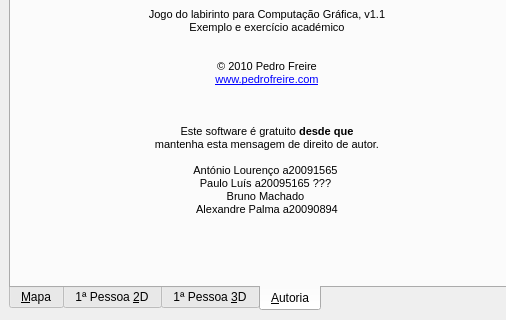
First picture: the form in cg-maze-src/mainwindow.ui, repository kassaus/cg-paba-2011, before the edit; both pictures show x 0 to 506 and y 110 to 430 of the 640 by 430 pixel window.
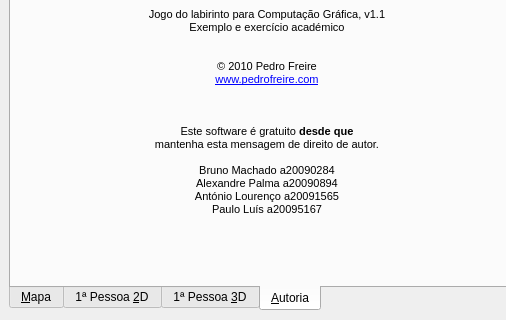
Second picture: the form after the edit. Icons and pictures are not drawn. Custom widgets are drawn as their Qt base class.

```diff
--- a/cg-maze-src/mainwindow.ui
+++ b/cg-maze-src/mainwindow.ui
@@ -498,10 +498,10 @@
 &lt;p style=&quot;-qt-paragraph-type:empty; margin-top:0px; margin-bottom:0px; margin-left:0px; margin-right:0px; -qt-block-indent:0; text-indent:0px; font-size:8pt;&quot;&gt;&lt;/p&gt;
 &lt;p style=&quot; margin-top:0px; margin-bottom:0px; margin-left:0px; margin-right:0px; -qt-block-indent:0; text-indent:0px;&quot;&gt;&lt;span style=&quot; font-size:8pt;&quot;&gt;Este software é gratuito &lt;/span&gt;&lt;span style=&quot; font-size:8pt; font-weight:600;&quot;&gt;desde que&lt;/span&gt;&lt;span style=&quot; font-size:8pt;&quot;&gt;&lt;br /&gt;mantenha esta mensagem de direito de autor.&lt;/span&gt;&lt;/p&gt;
 &lt;p style=&quot; margin-top:0px; margin-bottom:0px; margin-left:0px; margin-right:0px; -qt-block-indent:0; text-indent:0px;&quot;&gt;&lt;span style=&quot; font-family:'MS Shell Dlg 2,sans-serif'; font-size:8pt;&quot;&gt; &lt;/span&gt;&lt;span style=&quot; font-size:8pt;&quot;&gt; &lt;/span&gt;&lt;/p&gt;
-&lt;p style=&quot; margin-top:0px; margin-bottom:0px; margin-left:0px; margin-right:0px; -qt-block-indent:0; text-indent:0px;&quot;&gt;&lt;span style=&quot; font-family:'MS Shell Dlg 2,sans-serif'; font-size:8pt;&quot;&gt;António Lourenço a20091565&lt;/span&gt;&lt;span style=&quot; font-size:8pt;&quot;&gt; &lt;/span&gt;&lt;/p&gt;
-&lt;p style=&quot; margin-top:0px; margin-bottom:0px; margin-left:0px; margin-right:0px; -qt-block-indent:0; text-indent:0px;&quot;&gt;&lt;span style=&quot; font-family:'MS Shell Dlg 2,sans-serif'; font-size:8pt;&quot;&gt;Paulo Luís a20095165 ???&lt;/span&gt;&lt;span style=&quot; font-size:8pt;&quot;&gt; &lt;/span&gt;&lt;/p&gt;
-&lt;p style=&quot; margin-top:0px; margin-bottom:0px; margin-left:0px; margin-right:0px; -qt-block-indent:0; text-indent:0px;&quot;&gt;&lt;span style=&quot; font-family:'MS Shell Dlg 2,sans-serif'; font-size:8pt;&quot;&gt;Bruno Machado&lt;/span&gt;&lt;span style=&quot; font-size:8pt;&quot;&gt; &lt;/span&gt;&lt;/p&gt;
+&lt;p style=&quot; margin-top:0px; margin-bottom:0px; margin-left:0px; margin-right:0px; -qt-block-indent:0; text-indent:0px;&quot;&gt;&lt;span style=&quot; font-family:'MS Shell Dlg 2,sans-serif'; font-size:8pt;&quot;&gt;Bruno Machado&lt;/span&gt;&lt;span style=&quot; font-size:8pt;&quot;&gt; a20090284&lt;/span&gt;&lt;/p&gt;
 &lt;p style=&quot; margin-top:0px; margin-bottom:0px; margin-left:0px; margin-right:0px; -qt-block-indent:0; text-indent:0px;&quot;&gt;&lt;span style=&quot; font-family:'MS Shell Dlg 2,sans-serif'; font-size:8pt;&quot;&gt;Alexandre Palma&lt;/span&gt;&lt;span style=&quot; font-size:8pt;&quot;&gt; a20090894&lt;/span&gt;&lt;/p&gt;
+&lt;p style=&quot; margin-top:0px; margin-bottom:0px; margin-left:0px; margin-right:0px; -qt-block-indent:0; text-indent:0px;&quot;&gt;&lt;span style=&quot; font-family:'MS Shell Dlg 2,sans-serif'; font-size:8pt;&quot;&gt;António Lourenço a20091565&lt;/span&gt;&lt;/p&gt;
+&lt;p style=&quot; margin-top:0px; margin-bottom:0px; margin-left:0px; margin-right:0px; -qt-block-indent:0; text-indent:0px;&quot;&gt;&lt;span style=&quot; font-family:'MS Shell Dlg 2,sans-serif'; font-size:8pt;&quot;&gt;Paulo Luís a20095167&lt;/span&gt;&lt;/p&gt;
 &lt;p style=&quot;-qt-paragraph-type:empty; margin-top:0px; margin-bottom:0px; margin-left:0px; margin-right:0px; -qt-block-indent:0; text-indent:0px; font-size:8pt;&quot;&gt;&lt;/p&gt;&lt;/body&gt;&lt;/html&gt;</string>
             </property>
             <property name="alignment">
```
